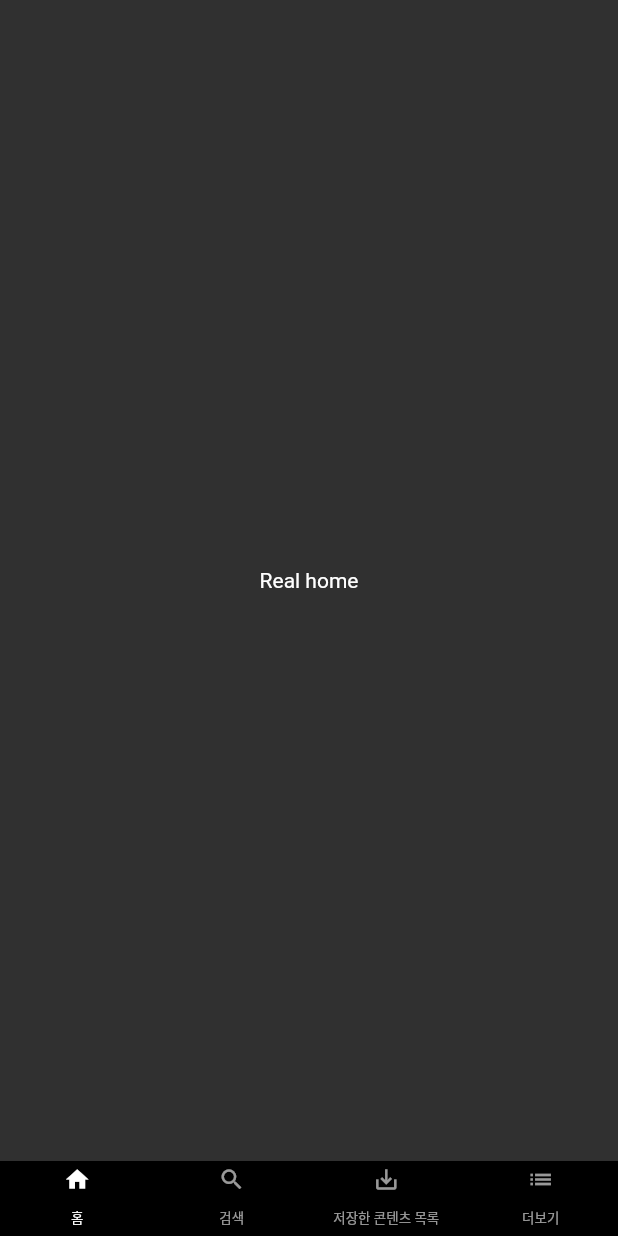
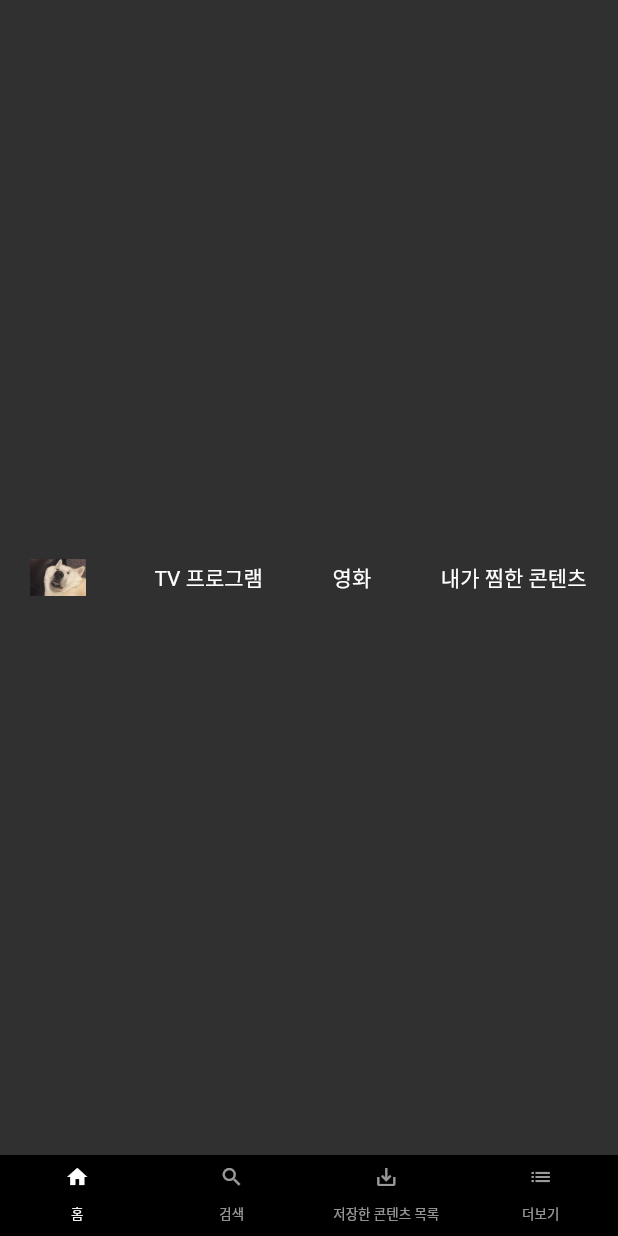
Before and after one commit to ncavchl/Flutter_study, a Flutter app: the screen it shows after launch, on a phone screen of 412 x 824 dp. Run offline on Flutter 3.47's test engine with Material 2 defaults, Android fonts, the phone set to English and light mode, and no system bars.

Commit message:
상단바

```diff
--- a/helloworld/lib/screen/home_screen.dart
+++ b/helloworld/lib/screen/home_screen.dart
@@ -12,10 +12,53 @@ class _HomeScreenState extends State<HomeScreen> {
 
   @override
   Widget build(BuildContext context){
+    // return Container(
+    //     child: Center(
+    //       child: Text('Real home'),
+    //   ),
+    // );
+    return TopBar();
+  }
+}
+
+
+class TopBar extends StatelessWidget {
+  @override
+  Widget build(BuildContext context) {
     return Container(
-        child: Center(
-          child: Text('Real home'),
+      padding: EdgeInsets.fromLTRB(20, 7, 20, 7),
+      child: Row(
+        mainAxisAlignment: MainAxisAlignment.spaceBetween,
+        children: <Widget>[
+          Image.asset(
+            'images/logo_dog.png',
+            fit: BoxFit.contain,
+            height:25,
+          ),
+          Container(
+            padding: EdgeInsets.only(right:1),
+            child: Text(
+              'TV 프로그램',
+              style: TextStyle(fontSize:14),
+            ),
+          ),
+          Container(
+            padding: EdgeInsets.only(right:1),
+            child: Text(
+              '영화',
+              style: TextStyle(fontSize:14),
+            ),
+          ),
+          Container(
+            padding: EdgeInsets.only(right:1),
+            child: Text(
+              '내가 찜한 콘텐츠',
+              style: TextStyle(fontSize:14),
+            ),
+          ),
+        ],
       ),
     );
   }
+
 }
--- a/helloworld/lib/widget/bottom_bar.dart
+++ b/helloworld/lib/widget/bottom_bar.dart
@@ -7,7 +7,7 @@ class Bottom extends StatelessWidget {
     return Container(
         color:Colors.black,
         child:Container(
-            height:50,
+            height:54,
             child:TabBar(
                 labelColor:Colors.white,
                 unselectedLabelColor: Colors.white60,
@@ -16,7 +16,7 @@ class Bottom extends StatelessWidget {
                   Tab(
                       icon:Icon(
                         Icons.home,
-                        size:18,
+                        size:16,
                       ),
                       child:Text(
                         '홈',
@@ -26,7 +26,7 @@ class Bottom extends StatelessWidget {
                   Tab(
                       icon:Icon(
                         Icons.search,
-                        size:18,
+                        size:16,
                       ),
                       child:Text(
                         '검색',
@@ -36,7 +36,7 @@ class Bottom extends StatelessWidget {
                   Tab(
                       icon:Icon(
                         Icons.save_alt,
-                        size:18,
+                        size:16,
                       ),
                       child:Text(
                         '저장한 콘텐츠 목록',
@@ -46,7 +46,7 @@ class Bottom extends StatelessWidget {
                   Tab(
                       icon:Icon(
                         Icons.list,
-                        size:18,
+                        size:16,
                       ),
                       child:Text(
                         '더보기',
--- a/helloworld/pubspec.yaml
+++ b/helloworld/pubspec.yaml
@@ -45,9 +45,8 @@ flutter:
   uses-material-design: true
 
   # To add assets to your application, add an assets section, like this:
-  # assets:
-  #   - images/a_dot_burr.jpeg
-  #   - images/a_dot_ham.jpeg
+  assets:
+    - images/logo_dog.png
 
   # An image asset can refer to one or more resolution-specific "variants", see
   # https://flutter.dev/assets-and-images/#resolution-aware.
```
Also changed, not shown: helloworld/images/logo_dog.png (added).
